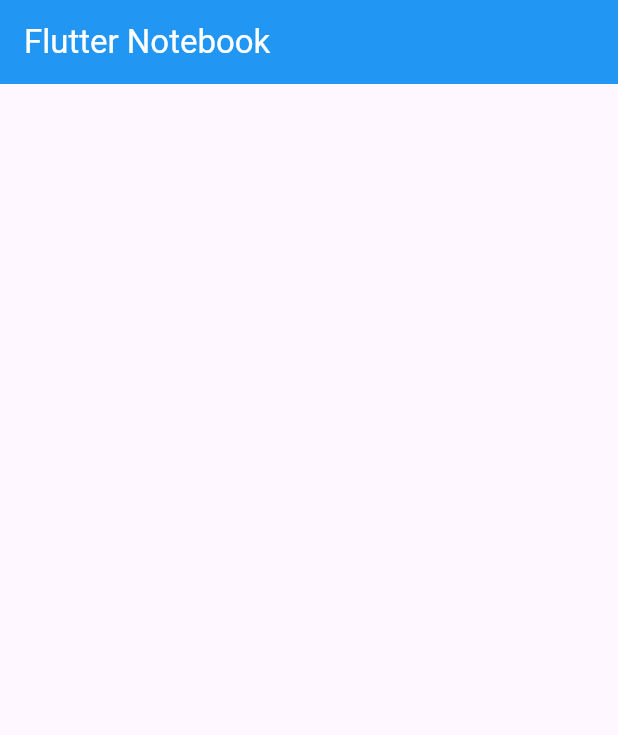
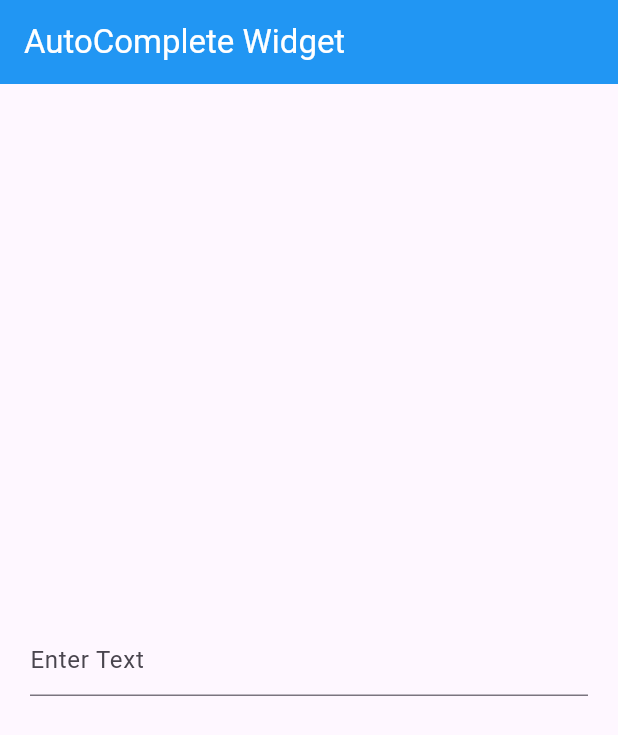
Before and after one commit to monir996/flutter-notebook, a Flutter app: the screen it shows after launch, on a phone screen of 412 x 824 dp. Shown: the top 735 px of the screen. Run offline on Flutter 3.47's test engine with Material 3 defaults, Android fonts, the phone set to English and light mode, and no system bars.

Commit message:
auto complete - initial

```diff
--- a/lib/home_screen.dart
+++ b/lib/home_screen.dart
@@ -8,14 +8,59 @@ class HomeScreen extends StatefulWidget {
 }
 
 class _HomeScreenState extends State<HomeScreen> {
+
+  // ----------------------- Suggestions, Text Controller ------------------
+
+  List<String> suggestionList = ["Flutter", "Dart", "Kotlin", "Java", "Python"];
+  TextEditingController textEditingController = TextEditingController();
+
+
   @override
   Widget build(BuildContext context) {
     return Scaffold(
-      appBar: AppBar(title: Text("Flutter Notebook", style: TextStyle(color: Colors.white)), backgroundColor: Colors.blue),
+      appBar: AppBar(title: Text("AutoComplete Widget", style: TextStyle(color: Colors.white)), backgroundColor: Colors.blue),
 
-      // ----------------------- Main Branch  ==> Basic Structure ------------------
+      // ----------------------- Branch 38 ==> AutoComplete Widget ------------------
 
-      body: Center(),
+      body: Center(
+        child: Padding(
+          padding: const EdgeInsets.symmetric(horizontal: 20.0),
+
+          child: Autocomplete(
+
+              fieldViewBuilder: (context, textEditingController, focusNode, onFieldSubmitted) {
+
+                return TextField(
+                  controller: textEditingController,
+                  decoration: InputDecoration(hintText: "Enter Text"),
+                );
+              },
+
+              optionsBuilder: (value) {
+
+               if(value.text == ''){
+                 return const Iterable<String>.empty();
+
+               } else {
+                 List<String> matches = [];
+                 matches.addAll(suggestionList);
+
+                 matches.retainWhere((s){
+                   return s.toLowerCase().contains(value.text.toLowerCase());
+                 });
+
+                 return matches;
+               }
+              },
+
+              onSelected: (val){
+                print("You hae selected $val");
+              },
+
+
+          ),
+        ),
+      ),
     );
   }
 }
```
